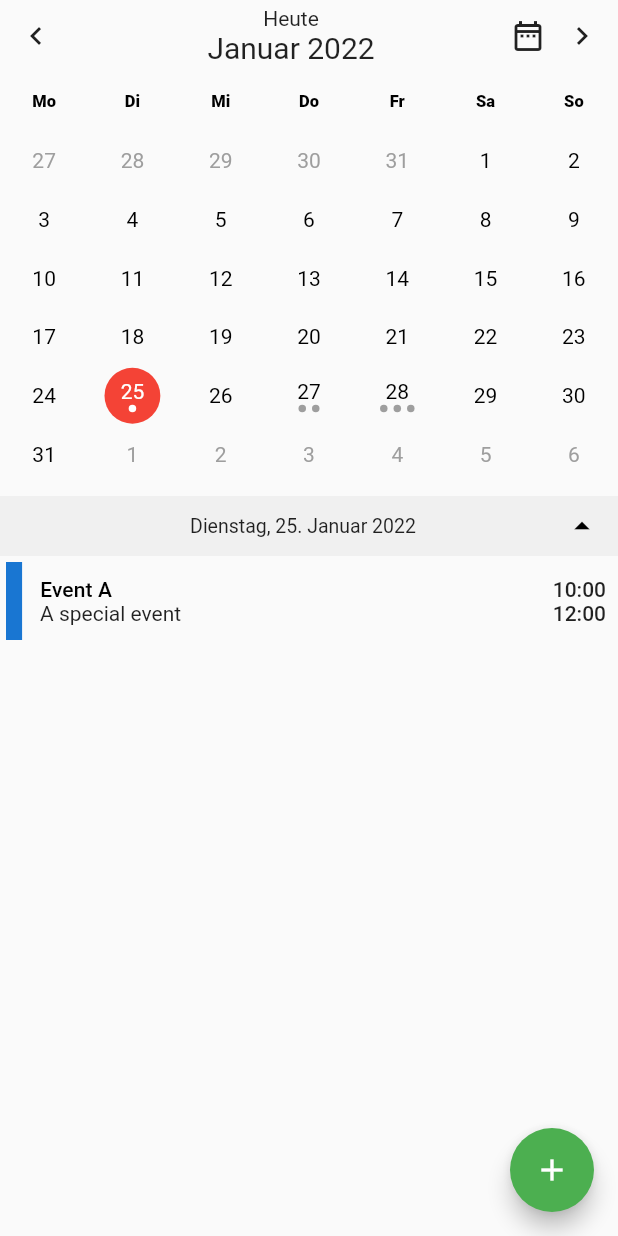
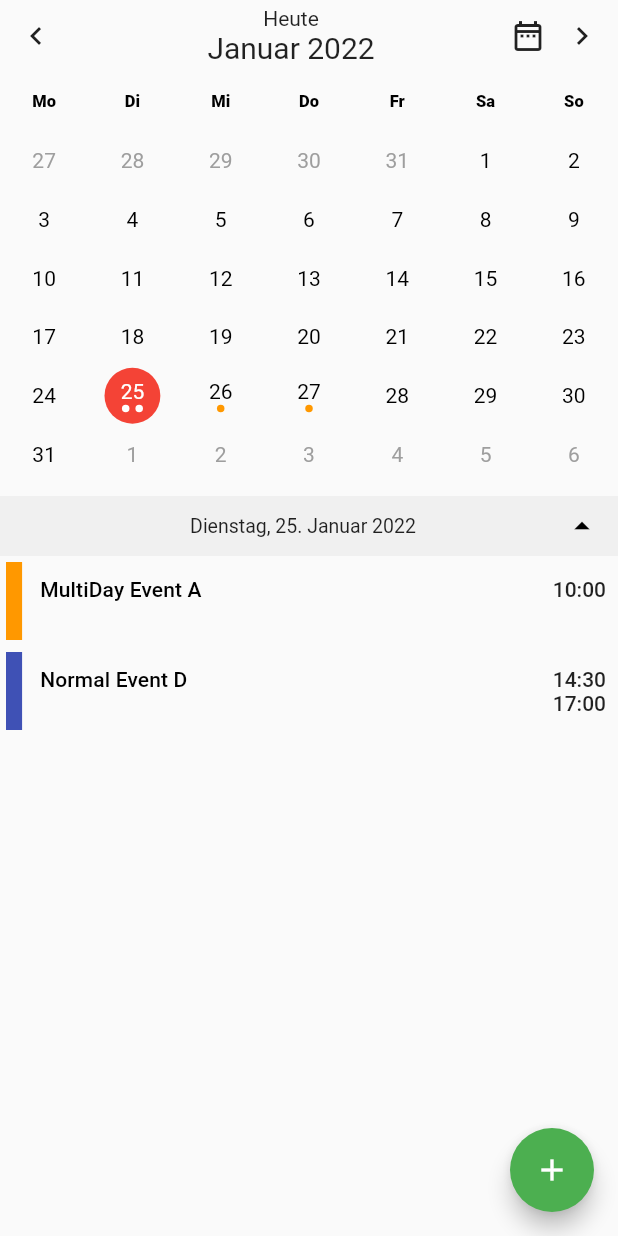
Before and after one commit to rwbr/flutter_neat_and_clean_calendar, a Flutter app: the screen it shows after launch, on a phone screen of 412 x 824 dp. Run offline on Flutter 3.47's test engine with Material 2 defaults, Android fonts, the phone set to English and light mode, and no system bars.

Commit message:
refactor (example) #22: Example refactored to illustrate new eventsList property

```diff
--- a/example/lib/main.dart
+++ b/example/lib/main.dart
@@ -33,6 +33,37 @@ class _CalendarScreenState extends State<CalendarScreen> {
         description: 'A special event',
         color: Colors.blue[700]),
   ];
+
+  final List<NeatCleanCalendarEvent> _eventList = [
+    NeatCleanCalendarEvent('MultiDay Event A',
+        startTime: DateTime(DateTime.now().year, DateTime.now().month,
+            DateTime.now().day, 10, 0),
+        endTime: DateTime(DateTime.now().year, DateTime.now().month,
+            DateTime.now().day + 2, 12, 0),
+        color: Colors.orange,
+        isMultiDay: true),
+    // NeatCleanCalendarEvent('Allday Event B',
+    //     startTime: DateTime(DateTime.now().year, DateTime.now().month,
+    //         DateTime.now().day - 2, 14, 30),
+    //     endTime: DateTime(DateTime.now().year, DateTime.now().month,
+    //         DateTime.now().day + 2, 17, 0),
+    //     color: Colors.pink,
+    //     isAllDay: true),
+    // NeatCleanCalendarEvent('MultiDay Event C',
+    //     startTime: DateTime(DateTime.now().year, DateTime.now().month,
+    //         DateTime.now().day + 2, 10, 0),
+    //     endTime: DateTime(DateTime.now().year, DateTime.now().month,
+    //         DateTime.now().day + 3, 12, 0),
+    //     color: Colors.orange,
+    //     isMultiDay: true),
+    NeatCleanCalendarEvent('Normal Event D',
+        startTime: DateTime(DateTime.now().year, DateTime.now().month,
+            DateTime.now().day, 14, 30),
+        endTime: DateTime(DateTime.now().year, DateTime.now().month,
+            DateTime.now().day, 17, 0),
+        color: Colors.indigo),
+  ];
+
   final Map<DateTime, List<NeatCleanCalendarEvent>> _events = {
     DateTime(DateTime.now().year, DateTime.now().month, DateTime.now().day + 2):
         [
@@ -115,12 +146,13 @@ class _CalendarScreenState extends State<CalendarScreen> {
         child: Calendar(
           startOnMonday: true,
           weekDays: ['Mo', 'Di', 'Mi', 'Do', 'Fr', 'Sa', 'So'],
-          events: _events,
+          // events: _events,
+          eventsList: _eventList,
           isExpandable: true,
           eventDoneColor: Colors.green,
           selectedColor: Colors.pink,
           todayColor: Colors.blue,
-          eventColor: Colors.grey,
+          eventColor: null,
           locale: 'de_DE',
           todayButtonText: 'Heute',
           allDayEventText: 'Ganztägig',
```
